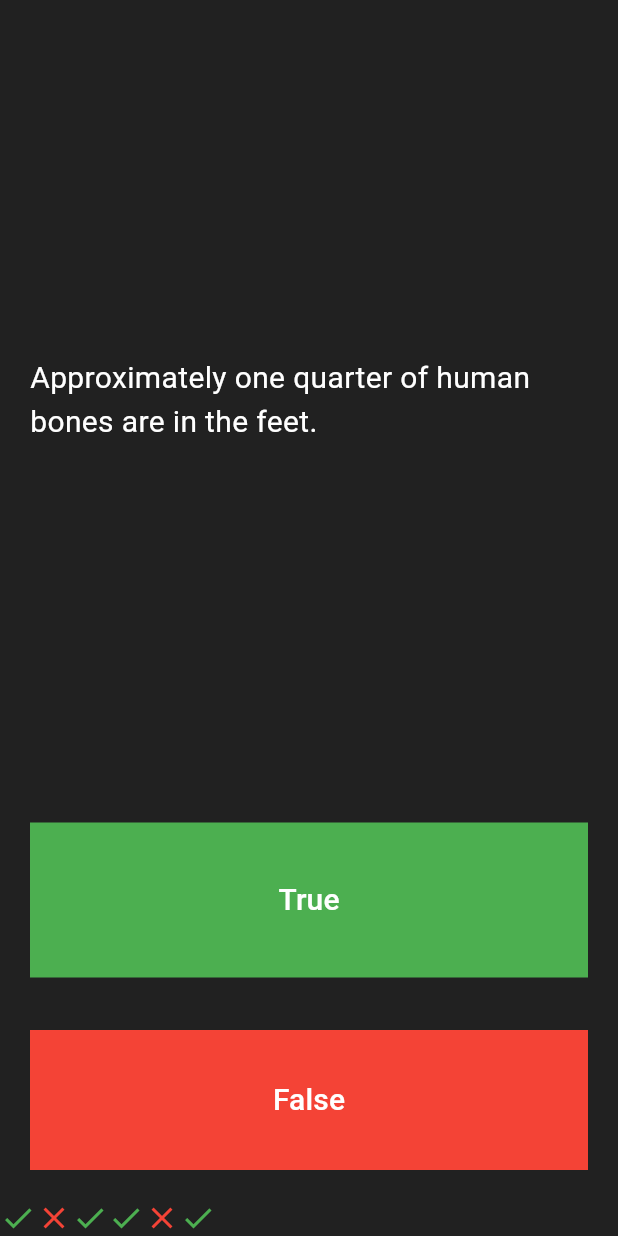
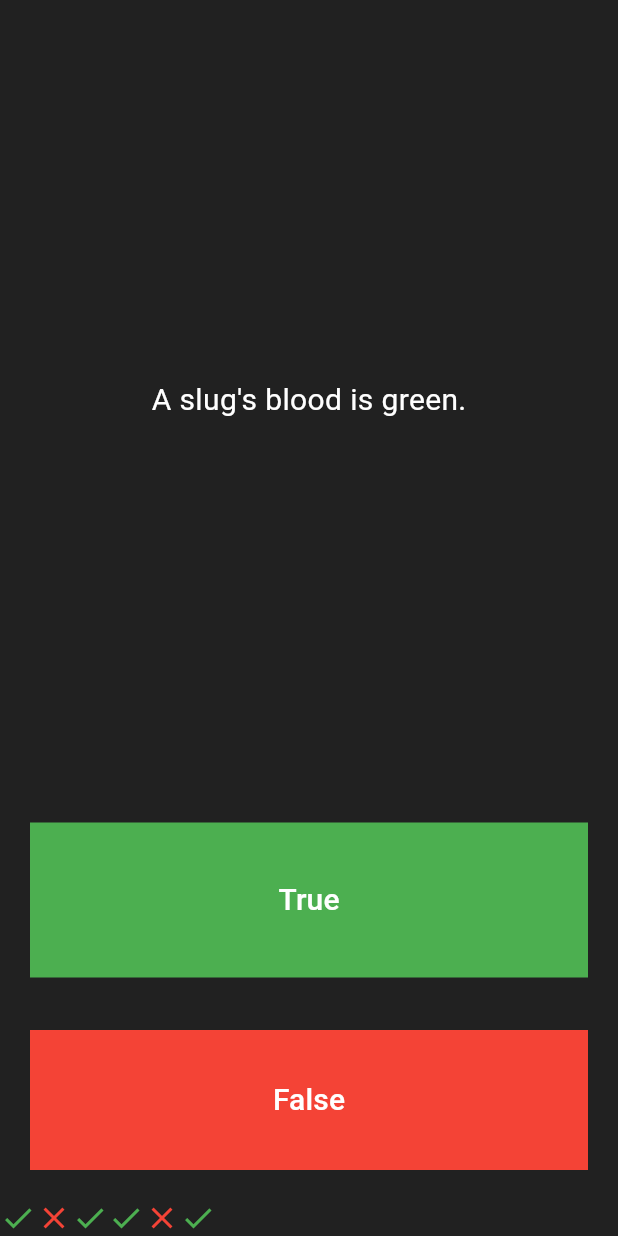
Before and after one commit to junsan/flutter_quiz, a Flutter app: the screen it shows after launch, after a tap on "True", after a tap on "False", on a phone screen of 412 x 824 dp. Run offline on Flutter 3.47's test engine with Material 3 defaults, Android fonts, the phone set to English and light mode, and no system bars.

```diff
--- a/lib/main.dart
+++ b/lib/main.dart
@@ -1,7 +1,9 @@
 import 'package:flutter/cupertino.dart';
 import 'package:flutter/material.dart';
 import 'package:flutter/widgets.dart';
-import 'question.dart';
+import 'quiz_questions.dart';
+
+QuizQuestion quizQuestion = QuizQuestion();
 
 void main() {
   runApp(const Quizzler());
@@ -23,12 +25,6 @@ class _QuizzlerState extends State<Quizzler> {
   ];
 
   int questionNumber = 0;
-
-  List<Question> questionsList = [
-    Question(paraQuestion: 'You can lead a cow down stairs but not up stairs.', paraAnswer: false),
-    Question(paraQuestion: 'Approximately one quarter of human bones are in the feet.', paraAnswer: true),
-    Question(paraQuestion: 'A slug\'s blood is green.', paraAnswer: true),
-  ];
 
   List<Icon> scoreKeeper = [
     Icon(
@@ -67,7 +63,7 @@ class _QuizzlerState extends State<Quizzler> {
               child: Center(
                 child: Container(
                   margin: EdgeInsets.all(20),
-                  child: Text(questionsList[questionNumber].question,
+                  child: Text(quizQuestion.questionsList[questionNumber].question,
                     style: TextStyle(
                       color: Colors.white,
                       fontSize: 20,
@@ -85,7 +81,7 @@ class _QuizzlerState extends State<Quizzler> {
                   onPressed: () {
                     setState(() {
 
-                      if (questionsList[questionNumber].answer == true) {
+                      if (quizQuestion.questionsList[questionNumber].answer == true) {
                         print('Correct answer!');
                       } else {
                         print('Wrong answer!');
@@ -116,12 +112,14 @@ class _QuizzlerState extends State<Quizzler> {
                 margin: EdgeInsets.symmetric(vertical: 20, horizontal: 20),
                 child: TextButton(
                   onPressed: () {
-                    if (questionsList[questionNumber].answer == false) {
-                      print('Correct answer!');
-                    } else {
-                      print('Wrong answer!');
-                    }
-                    questionNumber++;
+                    setState(() {
+                      if (quizQuestion.questionsList[questionNumber].answer == false) {
+                        print('Correct answer!');
+                      } else {
+                        print('Wrong answer!');
+                      }
+                      questionNumber++;
+                    });
                   },
                   child: const Text('False',
                     style: TextStyle(
--- a/lib/question.dart
+++ b/lib/question.dart
@@ -2,7 +2,7 @@ class Question {
   late String question;
   late bool answer;
 
-  Question({required String paraQuestion, required bool paraAnswer}) {
+  Question(String paraQuestion, bool paraAnswer) {
     question = paraQuestion;
     answer = paraAnswer;
   }
```
Also changed, not shown: lib/quiz_questions.dart (added, +30 -0 lines).
